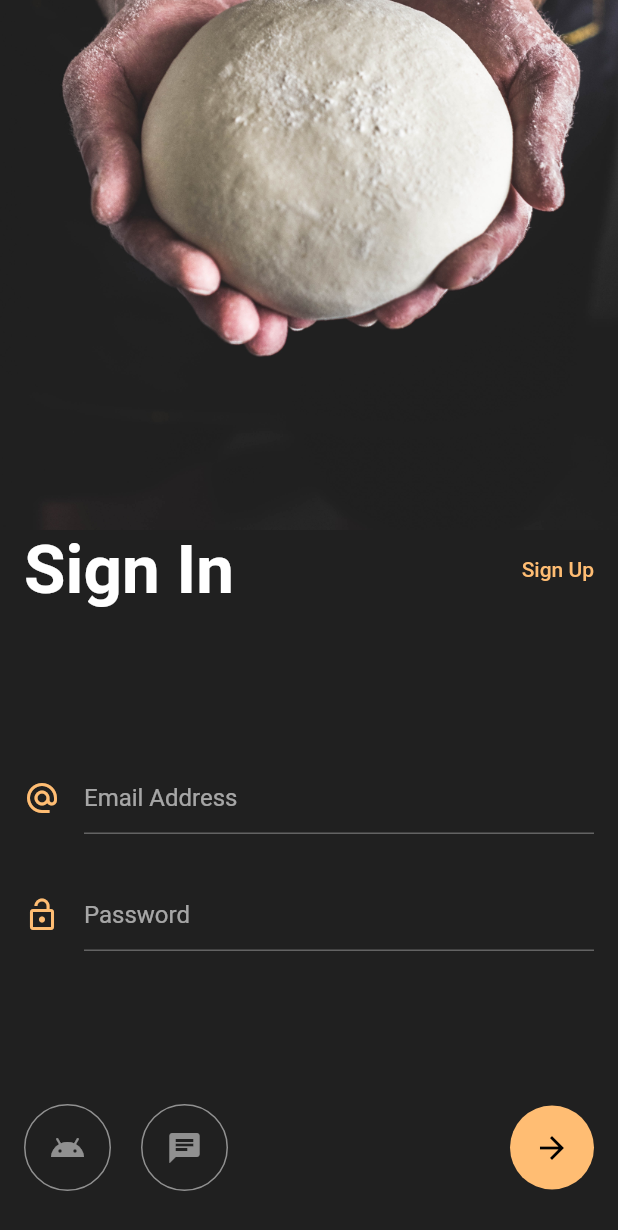
After one commit to Adil-Rangila/baking_auth_ui, a Flutter app: the screen it shows after launch, after a tap on "Starts Learning", on a phone screen of 412 x 824 dp. The commit adds this screen. Shown: the top 1230 px of the screen. Run offline on Flutter 3.47's test engine with Material 2 defaults, Android fonts, the phone set to English and light mode, and no system bars.

Commit message:
Sign In page is completed and app is finished.

```diff
--- a/lib/main.dart
+++ b/lib/main.dart
@@ -1,4 +1,5 @@
 import 'package:baking_auth_ui/constants.dart';
+import 'package:baking_auth_ui/sign_in_screen.dart';
 import 'package:flutter/cupertino.dart';
 import 'package:flutter/material.dart';
 
@@ -24,6 +25,13 @@ class MyApp extends StatelessWidget {
           headline5:
               TextStyle(color: Colors.white, fontWeight: FontWeight.normal),
           button: TextStyle(color: kPrimaryColor),
+        ),
+        inputDecorationTheme: InputDecorationTheme(
+          enabledBorder: UnderlineInputBorder(
+            borderSide: BorderSide(
+              color: Colors.white.withOpacity(0.3),
+            ),
+          ),
         ),
       ),
       home: WelcomeScreen(),
@@ -68,6 +76,15 @@ class WelcomeScreen extends StatelessWidget {
                   ),
                 ),
                 FittedBox(
+                  child: GestureDetector(
+                    onTap: () {
+                      Navigator.push(
+                        context,
+                        MaterialPageRoute(
+                          builder: (context) => SignInScreen(),
+                        ),
+                      );
+                    },
                     child: Container(
                       margin: EdgeInsets.only(bottom: 15.0),
                       padding: EdgeInsets.symmetric(
@@ -97,6 +114,7 @@ class WelcomeScreen extends StatelessWidget {
                       ),
                     ),
                   ),
+                ),
               ],
             ),
           ),
--- /dev/null
+++ b/lib/sign_in_screen.dart
@@ -0,0 +1,138 @@
+import 'package:baking_auth_ui/constants.dart';
+import 'package:flutter/cupertino.dart';
+import 'package:flutter/material.dart';
+
+class SignInScreen extends StatelessWidget {
+  @override
+  Widget build(BuildContext context) {
+    return Scaffold(
+      body: Column(
+        children: <Widget>[
+          Expanded(
+            flex: 3,
+            child: Container(
+              decoration: BoxDecoration(
+                image: DecorationImage(
+                  image: AssetImage('assets/banner.jpg'),
+                  fit: BoxFit.cover,
+                  alignment: Alignment.bottomCenter,
+                ),
+              ),
+            ),
+          ),
+          Expanded(
+              flex: 4,
+              child: Padding(
+                padding: const EdgeInsets.symmetric(horizontal: 16.0),
+                child: Column(
+                  children: <Widget>[
+                    Row(
+                      mainAxisAlignment: MainAxisAlignment.spaceBetween,
+                      children: <Widget>[
+                        Text(
+                          'Sign In',
+                          style: Theme.of(context).textTheme.headline3,
+                        ),
+                        Text(
+                          'Sign Up',
+                          style: Theme.of(context).textTheme.button,
+                        ),
+                      ],
+                    ),
+                    Spacer(),
+                    Padding(
+                      padding: const EdgeInsets.only(bottom: 30.0),
+                      child: Row(
+                        crossAxisAlignment: CrossAxisAlignment.center,
+                        children: <Widget>[
+                          Padding(
+                            padding: const EdgeInsets.only(right: 16.0),
+                            child: Icon(
+                              Icons.alternate_email,
+                              color: kPrimaryColor,
+                            ),
+                          ),
+                          Expanded(
+                            child: TextField(
+                              decoration: InputDecoration(
+                                hintText: 'Email Address',
+                              ),
+                            ),
+                          ),
+                        ],
+                      ),
+                    ),
+                    Row(
+                      crossAxisAlignment: CrossAxisAlignment.center,
+                      children: <Widget>[
+                        Padding(
+                          padding: const EdgeInsets.only(right: 16.0),
+                          child: Icon(
+                            Icons.lock_open,
+                            color: kPrimaryColor,
+                          ),
+                        ),
+                        Expanded(
+                          child: TextField(
+                            decoration: InputDecoration(
+                              hintText: 'Password',
+                            ),
+                          ),
+                        ),
+                      ],
+                    ),
+                    Spacer(),
+                    Padding(
+                      padding: const EdgeInsets.only(bottom: 30.0),
+                      child: Row(
+                        children: <Widget>[
+                          Container(
+                            padding: EdgeInsets.all(16.0),
+                            decoration: BoxDecoration(
+                              shape: BoxShape.circle,
+                              border: Border.all(
+                                color: Colors.white.withOpacity(0.5),
+                              ),
+                            ),
+                            child: Icon(
+                              Icons.android,
+                              color: Colors.white.withOpacity(0.5),
+                            ),
+                          ),
+                          SizedBox(width: 20.0),
+                          Container(
+                            padding: EdgeInsets.all(16.0),
+                            decoration: BoxDecoration(
+                              shape: BoxShape.circle,
+                              border: Border.all(
+                                color: Colors.white.withOpacity(0.5),
+                              ),
+                            ),
+                            child: Icon(
+                              Icons.chat,
+                              color: Colors.white.withOpacity(0.5),
+                            ),
+                          ),
+                          Spacer(),
+                          Container(
+                            padding: EdgeInsets.all(16.0),
+                            decoration: BoxDecoration(
+                              shape: BoxShape.circle,
+                              color: kPrimaryColor,
+                            ),
+                            child: Icon(
+                              Icons.arrow_forward,
+                              color: Colors.black,
+                            ),
+                          ),
+                        ],
+                      ),
+                    ),
+                  ],
+                ),
+              )),
+        ],
+      ),
+    );
+  }
+}
```
Also changed, not shown: 17 other files. Lines whose indentation alone changed are shown as unchanged.
